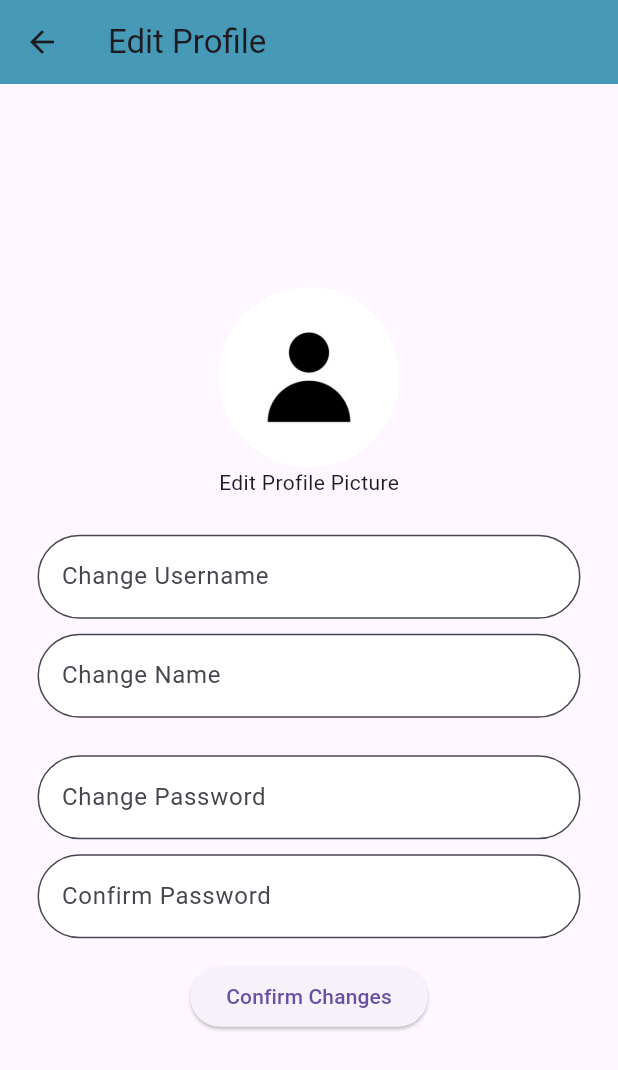
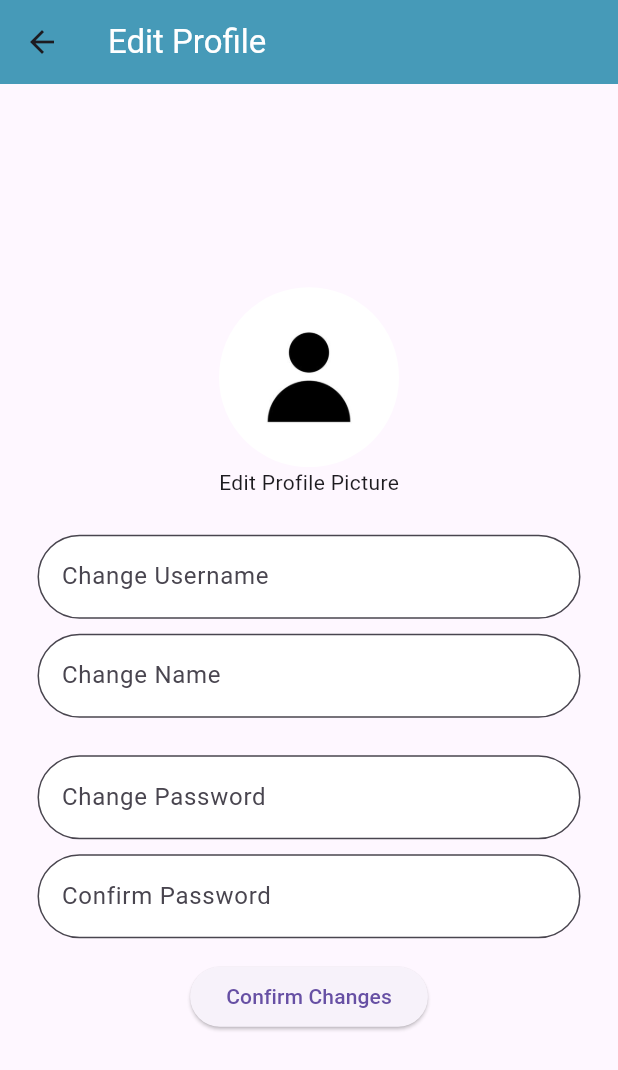
Before and after one commit to CSCD488-Winter2024/senior-project-the-a-team, a Flutter app: the screen it shows once a user with an empty profile is signed in, item 5 of the bottom bar chosen, after a tap on "Edit Profile", on a phone screen of 412 x 824 dp. Shown: the top 1070 px of the screen. Run offline on Flutter 3.47's test engine with Material 3 defaults, Android fonts, the phone set to English and light mode, and no system bars; our stand-ins replace cloud_firestore, firebase_auth, firebase_core, firebase_storage, image_picker, table_calendar; missing offline and left inert: flutter_guid; accounts and stored records are empty.

Commit message:
account page now uses stream builder

```diff
--- a/flutter/wtc/lib/pages/accountsettings.dart
+++ b/flutter/wtc/lib/pages/accountsettings.dart
@@ -14,19 +14,17 @@ class AccountPage extends StatefulWidget {
 class _AccountPage extends State<AccountPage> {
   User? currentUser = FirebaseAuth.instance.currentUser;
 
-  Future<DocumentSnapshot<Map<String, dynamic>>> getUserDetails() async {
-    return await FirebaseFirestore.instance
-        .collection("users")
-        .doc(currentUser!.email)
-        .get();
-  }
+  final FirebaseFirestore _firestore = FirebaseFirestore.instance;
 
   @override
   Widget build(BuildContext context) {
     return Scaffold(
       backgroundColor: Colors.grey[300],
-      body: FutureBuilder<DocumentSnapshot<Map<String, dynamic>>>(
-        future: getUserDetails(),
+      body: StreamBuilder(
+        stream: _firestore
+          .collection('users')
+          .doc(currentUser!.email)
+          .snapshots(),
         builder: (context, snapshot) {
           if (snapshot.connectionState == ConnectionState.waiting) {
             return const Center(
@@ -69,7 +67,10 @@ class _AccountPage extends State<AccountPage> {
                       child: SizedBox(
                         width: 9999,
                         child: Text('Hello $username!',
-                            style: const TextStyle(fontSize: 24),
+                            style: const TextStyle(
+                              fontSize: 24,
+                              color: Colors.white
+                            ),
                             textAlign: TextAlign.center),
                       ),
                     ),
--- a/flutter/wtc/lib/pages/edit_profile.dart
+++ b/flutter/wtc/lib/pages/edit_profile.dart
@@ -74,11 +74,15 @@ class _EditProfile extends State<EditProfile>{
       appBar: AppBar(
         leading: IconButton(
           onPressed: () {
-            Navigator.pop(context);
+
           },
           icon: const Icon(Icons.arrow_back),
         ),
-        title: const Text('Edit Profile'),
+        title: const Text('Edit Profile',
+          style: TextStyle(
+            color: Colors.white
+          ),
+        ),
         backgroundColor: const Color(0xFF469AB8),
       ),
       body: FutureBuilder<DocumentSnapshot<Map<String, dynamic>>>(
```
